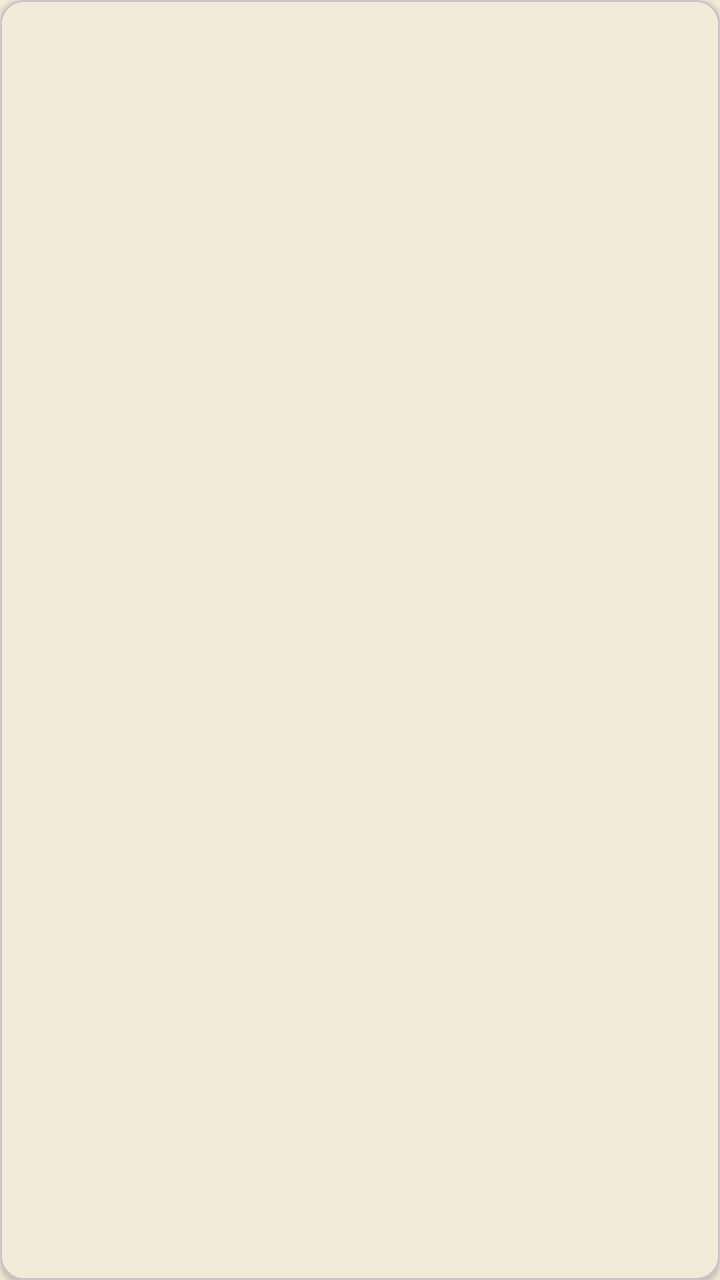
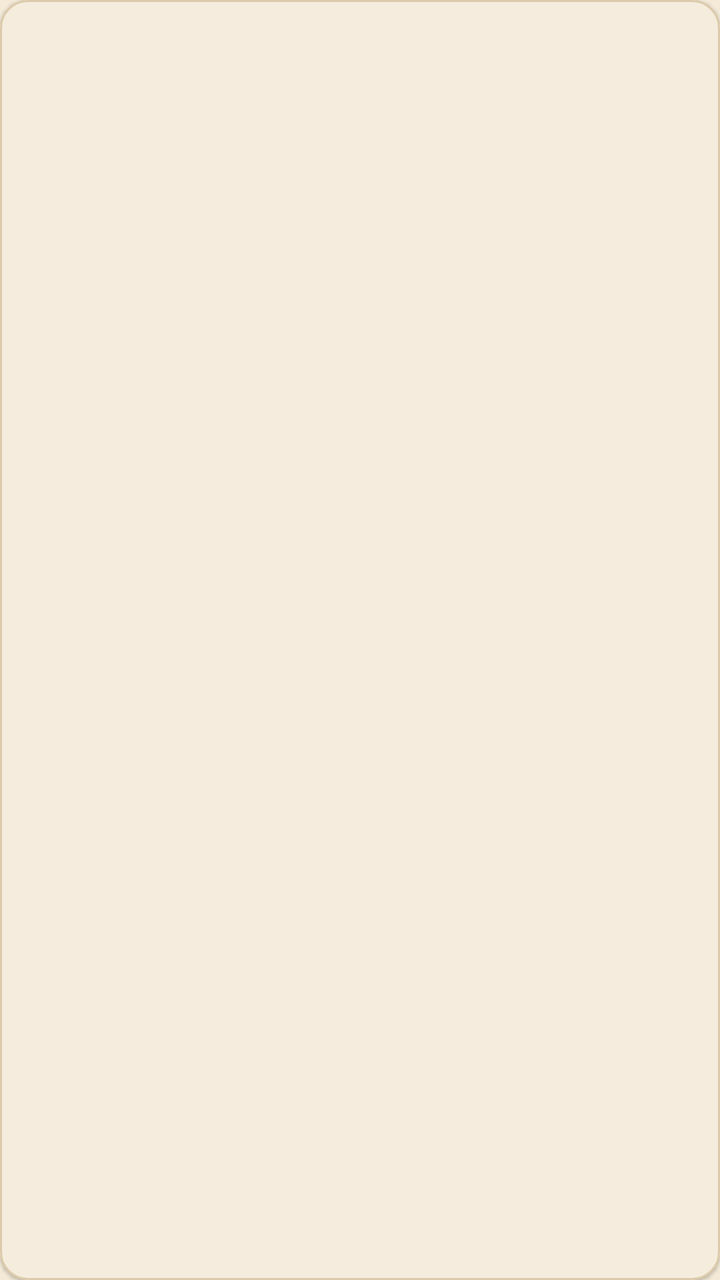

An Android layout rendered at two revisions. The XML below is the earlier revision; the diff shows what the commit changed to produce the second picture.
<!-- AndroidManifest.xml: application theme Theme.DnDMemory -->
<!-- res/layout/item_campaign.xml -->
<?xml version="1.0" encoding="utf-8"?>
<com.google.android.material.card.MaterialCardView
    xmlns:android="http://schemas.android.com/apk/res/android"
    xmlns:app="http://schemas.android.com/apk/res-auto"
    android:id="@+id/item_campaign_root"
    android:layout_width="match_parent"
    android:layout_height="wrap_content"
    android:layout_marginStart="12dp"
    android:layout_marginTop="6dp"
    android:layout_marginEnd="12dp"
    android:layout_marginBottom="6dp"
    android:clickable="true"
    android:focusable="true"
    app:cardCornerRadius="12dp"
    app:cardElevation="2dp">

    <LinearLayout
        android:layout_width="match_parent"
        android:layout_height="wrap_content"
        android:orientation="vertical"
        android:padding="16dp">

        <TextView
            android:id="@+id/item_campaign_title"
            android:layout_width="match_parent"
            android:layout_height="wrap_content"
            android:textAppearance="?attr/textAppearanceTitleMedium" />

        <TextView
            android:id="@+id/item_campaign_description"
            android:layout_width="match_parent"
            android:layout_height="wrap_content"
            android:layout_marginTop="4dp"
            android:ellipsize="end"
            android:maxLines="2"
            android:textAppearance="?attr/textAppearanceBodyMedium" />

        <TextView
            android:id="@+id/item_campaign_role"
            android:layout_width="wrap_content"
            android:layout_height="wrap_content"
            android:layout_marginTop="8dp"
            android:textAppearance="?attr/textAppearanceLabelMedium"
            android:textColor="?attr/colorPrimary" />

        <TextView
            android:id="@+id/item_campaign_counts"
            android:layout_width="match_parent"
            android:layout_height="wrap_content"
            android:layout_marginTop="4dp"
            android:textAppearance="?attr/textAppearanceBodySmall" />

        <TextView
            android:id="@+id/item_campaign_updated"
            android:layout_width="match_parent"
            android:layout_height="wrap_content"
            android:textAppearance="?attr/textAppearanceBodySmall" />
    </LinearLayout>
</com.google.android.material.card.MaterialCardView>
<!-- resources referenced by this layout -->
<resources>
  <style name="Theme.DnDMemory" parent="Theme.Material3.DayNight.NoActionBar">
          <item name="colorPrimary">@color/colorPrimary</item>
          <item name="colorPrimaryDark">@color/colorPrimaryDark</item>
          <item name="colorOnPrimary">@color/colorOnPrimary</item>
          <item name="colorPrimaryContainer">@color/colorPrimaryContainer</item>
          <item name="colorOnPrimaryContainer">@color/colorOnPrimaryContainer</item>
          <item name="colorSecondary">@color/colorSecondary</item>
          <item name="colorOnSecondary">@color/colorOnSecondary</item>
          <item name="colorSurface">@color/colorSurface</item>
          <item name="colorOnSurface">@color/colorOnSurface</item>
          <item name="colorSurfaceVariant">@color/colorSurfaceVariant</item>
          <item name="colorOnSurfaceVariant">@color/colorOnSurfaceVariant</item>
          <item name="android:colorBackground">@color/colorBackground</item>
          <item name="colorOnBackground">@color/colorOnBackground</item>
          <item name="colorError">@color/colorError</item>
          <item name="colorOnError">@color/colorOnError</item>
          <item name="colorOutline">@color/colorOutline</item>
          <item name="android:statusBarColor">@color/colorPrimaryDark</item>
          <item name="android:navigationBarColor">@color/colorBackground</item>
          <item name="android:windowBackground">@color/colorBackground</item>
      </style>
  <color name="colorPrimary">#8A6A3B</color>
  <color name="colorPrimaryDark">#5E4525</color>
  <color name="colorOnPrimary">#FFF7EA</color>
  <color name="colorPrimaryContainer">#EBDCC2</color>
  <color name="colorOnPrimaryContainer">#3A2A14</color>
  <color name="colorSecondary">#B98B2E</color>
  <color name="colorOnSecondary">#FFF8EA</color>
  <color name="colorSurface">#FBF4E6</color>
  <color name="colorOnSurface">#2A2118</color>
  <color name="colorSurfaceVariant">#EEE0C6</color>
  <color name="colorOnSurfaceVariant">#57493A</color>
  <color name="colorBackground">#F4EAD7</color>
  <color name="colorOnBackground">#2A2118</color>
  <color name="colorError">#A3231C</color>
  <color name="colorOnError">#FFFFFF</color>
  <color name="colorOutline">#8C7B63</color>
</resources>

<!-- the commit's change to res/layout/item_campaign.xml (unified diff, before → after) -->
@@ -1,5 +1,6 @@
 <?xml version="1.0" encoding="utf-8"?>
 <com.google.android.material.card.MaterialCardView
+    style="@style/Widget.DnDMemory.Card"
     xmlns:android="http://schemas.android.com/apk/res/android"
     xmlns:app="http://schemas.android.com/apk/res-auto"
     android:id="@+id/item_campaign_root"
@@ -11,9 +12,7 @@
     android:layout_marginBottom="6dp"
     android:clickable="true"
     android:focusable="true"
-    app:cardCornerRadius="12dp"
-    app:cardElevation="2dp">
-
+    >
     <LinearLayout
         android:layout_width="match_parent"
         android:layout_height="wrap_content"
<!-- resource entries referenced after the edit -->
@@ -1,5 +1,14 @@
 <!-- resources referenced by this layout -->
 <resources>
+  <style name="Widget.DnDMemory.Card" parent="Widget.Material3.CardView.Elevated">
+          <item name="cardBackgroundColor">?attr/colorSurface</item>
+          <item name="cardCornerRadius">14dp</item>
+          <item name="cardElevation">1dp</item>
+          <item name="strokeColor">@color/card_stroke</item>
+          <item name="strokeWidth">1dp</item>
+          <item name="android:clickable">true</item>
+          <item name="android:focusable">true</item>
+      </style>
   <style name="Theme.DnDMemory" parent="Theme.Material3.DayNight.NoActionBar">
           <item name="colorPrimary">@color/colorPrimary</item>
           <item name="colorPrimaryDark">@color/colorPrimaryDark</item>
@@ -21,6 +30,7 @@
           <item name="android:navigationBarColor">@color/colorBackground</item>
           <item name="android:windowBackground">@color/colorBackground</item>
       </style>
+  <color name="card_stroke">#DCCBA9</color>
   <color name="colorPrimary">#8A6A3B</color>
   <color name="colorPrimaryDark">#5E4525</color>
   <color name="colorOnPrimary">#FFF7EA</color>
